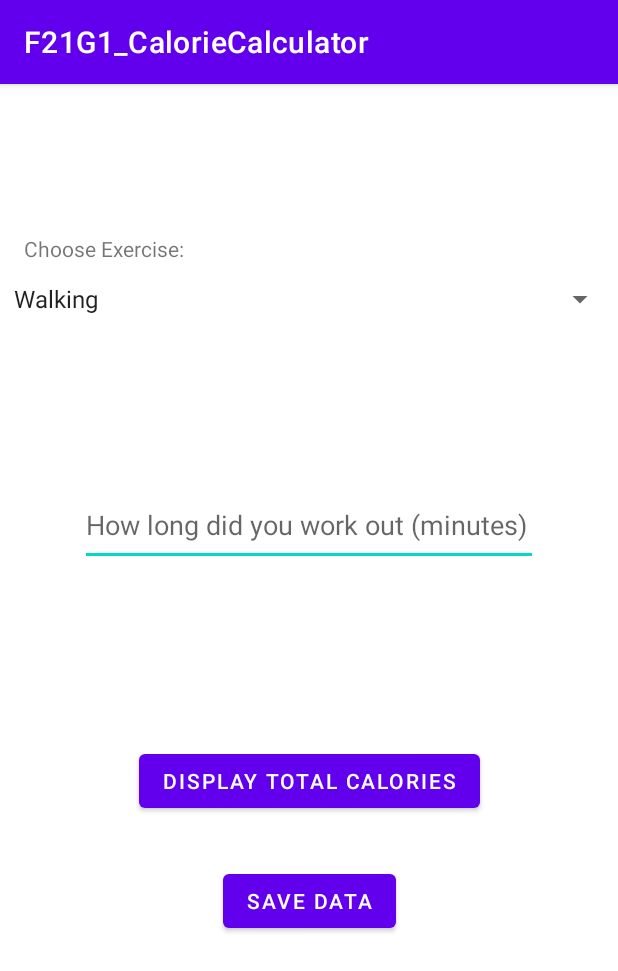
After one commit to Khang-Truong/F21G1_CalorieCalculator, an Android app: the ManuallyInputExerciseActvity screen opened directly, with no data from a screen before it, on a phone screen of 412 x 824 dp. The commit adds this screen. Shown: the top 971 px of the screen. Run offline under Robolectric (Android 15) with nearby library versions, the phone set to English and light mode, and no system bars.

Commit message:
Finished the version 1 of the exercise part

```diff
--- a/app/src/main/AndroidManifest.xml
+++ b/app/src/main/AndroidManifest.xml
@@ -9,6 +9,9 @@
         android:roundIcon="@mipmap/ic_launcher_round"
         android:supportsRtl="true"
         android:theme="@style/Theme.F21G1_CalorieCalculator">
+        <activity
+            android:name=".ManuallyInputExerciseActvity"
+            android:exported="false" />
         <activity
             android:name=".ExerciseActivity"
             android:exported="false" />
--- /dev/null
+++ b/app/src/main/java/com/example/f21g1_caloriecalculator/ManuallyInputExerciseActvity.java
@@ -0,0 +1,132 @@
+package com.example.f21g1_caloriecalculator;
+
+import androidx.appcompat.app.AppCompatActivity;
+
+import android.content.Context;
+import android.content.Intent;
+import android.content.SharedPreferences;
+import android.os.Bundle;
+import android.util.Log;
+import android.view.View;
+import android.widget.Button;
+import android.widget.EditText;
+import android.widget.Spinner;
+import android.widget.TextView;
+import android.widget.Toast;
+
+import org.w3c.dom.Text;
+
+public class ManuallyInputExerciseActvity extends AppCompatActivity {
+
+    TextView textViewChooseExercise;
+    Spinner spinnerExercise;
+    EditText editTextTextPersonName;
+    TextView textViewDisplayExerciseResult;
+    Button buttonGetResult;
+    Button buttonSaveData;
+
+
+    SharedPreferences sharedPreferences;
+    DBHelper db;
+    int userId;
+    String name;
+    String password;
+    String date;
+
+    @Override
+    protected void onCreate(Bundle savedInstanceState) {
+        super.onCreate(savedInstanceState);
+        setContentView(R.layout.activity_manually_input_exercise_actvity);
+
+
+        textViewChooseExercise=findViewById(R.id.textViewChooseExercise);
+        spinnerExercise=findViewById(R.id.spinnerExercise);
+        editTextTextPersonName=findViewById(R.id.editTextTextPersonName);
+        textViewDisplayExerciseResult=findViewById(R.id.textViewDIsplayExerciseResult);
+        buttonGetResult=findViewById(R.id.buttonGetResult);
+        buttonSaveData=findViewById(R.id.buttonSaveData);
+
+
+        // input all the SharedPreferences data here
+        sharedPreferences = getSharedPreferences("MyPREFERENCES", Context.MODE_PRIVATE);
+        name = sharedPreferences.getString("Name", null);
+        password = sharedPreferences.getString("Password", null);
+        userId = sharedPreferences.getInt("UserId", -1);
+        date=sharedPreferences.getString("Date",null);
+
+        db = new DBHelper(ManuallyInputExerciseActvity.this);
+
+
+
+        buttonGetResult.setOnClickListener((View view)-> {
+            double totalCaloriesBurned=0;
+            if(editTextTextPersonName.getText().toString().isEmpty()){
+                Toast.makeText(this, "Please input time", Toast.LENGTH_SHORT).show();
+            }else {
+
+                // if user choose walk, jog, bike
+                if(spinnerExercise.getSelectedItemPosition()==0){
+                    totalCaloriesBurned= 2.84*Double.parseDouble(editTextTextPersonName.getText().toString());
+                }else if (spinnerExercise.getSelectedItemPosition()==1) {
+                    totalCaloriesBurned = 8.616 * Double.parseDouble(editTextTextPersonName.getText().toString());
+                }else if (spinnerExercise.getSelectedItemPosition()==2) {
+                    totalCaloriesBurned = 8.9 * Double.parseDouble(editTextTextPersonName.getText().toString());
+                }
+                textViewDisplayExerciseResult.setText("You have burned "+String.format("%.2f",totalCaloriesBurned)+" calories");
+            }
+
+        });
+
+
+        buttonSaveData.setOnClickListener((View view)-> {
+
+            double totalCaloriesBurned=0;
+            if(editTextTextPersonName.getText().toString().isEmpty()){
+                Toast.makeText(this, "Please input time", Toast.LENGTH_SHORT).show();
+            }else {
+
+                // if user choose walk, jog, bike
+                if(spinnerExercise.getSelectedItemPosition()==0){
+                    if(db.getExerciseCal(userId,date)==null){
+                        totalCaloriesBurned= 2.84*Double.parseDouble(editTextTextPersonName.getText().toString());
+                        db.updateExerciseCal(userId,date,String.format("%.2f",totalCaloriesBurned));
+                    }else{
+                        totalCaloriesBurned=Double.parseDouble(db.getExerciseCal(userId,date))+2.84*Double.parseDouble(editTextTextPersonName.getText().toString());
+                        db.updateExerciseCal(userId,date,String.format("%.2f",totalCaloriesBurned));
+                    }
+                    Toast.makeText(this, String.format("%.2f",2.84*Double.parseDouble(editTextTextPersonName.getText().toString()))+" calories have been added", Toast.LENGTH_SHORT).show();
+
+                }else if (spinnerExercise.getSelectedItemPosition()==1) {
+                    if (db.getExerciseCal(userId, date) == null) {
+                        totalCaloriesBurned = 8.616 * Double.parseDouble(editTextTextPersonName.getText().toString());
+                        db.updateExerciseCal(userId, date, String.format("%.2f", totalCaloriesBurned));
+                    } else {
+                        totalCaloriesBurned = Double.parseDouble(db.getExerciseCal(userId, date)) +  8.616 * Double.parseDouble(editTextTextPersonName.getText().toString());
+                        db.updateExerciseCal(userId, date, String.format("%.2f", totalCaloriesBurned));
+                    }
+                    Toast.makeText(this, String.format("%.2f",8.616*Double.parseDouble(editTextTextPersonName.getText().toString()))+" calories have been added", Toast.LENGTH_SHORT).show();
+
+                }else if (spinnerExercise.getSelectedItemPosition()==2) {
+                    if (db.getExerciseCal(userId, date) == null) {
+                        totalCaloriesBurned = 8.9 * Double.parseDouble(editTextTextPersonName.getText().toString());
+                        db.updateExerciseCal(userId, date, String.format("%.2f", totalCaloriesBurned));
+                    } else {
+                        totalCaloriesBurned = Double.parseDouble(db.getExerciseCal(userId, date)) +  8.9 * Double.parseDouble(editTextTextPersonName.getText().toString());
+                        db.updateExerciseCal(userId, date, String.format("%.2f", totalCaloriesBurned));
+                    }
+                    Toast.makeText(this, String.format("%.2f",8.9*Double.parseDouble(editTextTextPersonName.getText().toString()))+" calories have been added", Toast.LENGTH_SHORT).show();
+                }
+
+                startActivity(new Intent(ManuallyInputExerciseActvity.this,Calendar.class));
+            }
+        });
+
+
+
+
+
+
+
+
+    }
+}
--- a/app/src/main/java/com/example/f21g1_caloriecalculator/RecommendationsPage.java
+++ b/app/src/main/java/com/example/f21g1_caloriecalculator/RecommendationsPage.java
@@ -4,6 +4,7 @@ import androidx.annotation.Dimension;
 import androidx.appcompat.app.AppCompatActivity;
 
 import android.content.Context;
+import android.content.Intent;
 import android.content.SharedPreferences;
 import android.os.Bundle;
 import android.util.Log;
@@ -156,6 +157,7 @@ public class RecommendationsPage extends AppCompatActivity {
         buttonSubmitExercise.setOnClickListener((View view) -> {
             Toast.makeText(RecommendationsPage.this, "Save to Database Successful!", Toast.LENGTH_SHORT).show();
             db.updateTDEE(TDEE, name);
+            startActivity(new Intent(RecommendationsPage.this,Calendar.class));
         });
 
     }
--- a/app/src/main/java/com/example/f21g1_caloriecalculator/SignUpActivity.java
+++ b/app/src/main/java/com/example/f21g1_caloriecalculator/SignUpActivity.java
@@ -92,6 +92,5 @@ public class SignUpActivity extends AppCompatActivity {
                 Log.e(TAG, e.getMessage());
             }
         });
-
     }
 }
--- /dev/null
+++ b/app/src/main/res/layout/activity_manually_input_exercise_actvity.xml
@@ -0,0 +1,74 @@
+<?xml version="1.0" encoding="utf-8"?>
+<androidx.constraintlayout.widget.ConstraintLayout xmlns:android="http://schemas.android.com/apk/res/android"
+    xmlns:app="http://schemas.android.com/apk/res-auto"
+    xmlns:tools="http://schemas.android.com/tools"
+    android:layout_width="match_parent"
+    android:layout_height="match_parent"
+    tools:context=".ManuallyInputExerciseActvity">
+
+    <Spinner
+        android:id="@+id/spinnerExercise"
+        android:layout_width="409dp"
+        android:layout_height="wrap_content"
+        android:entries="@array/ExerciseArray"
+        android:gravity="center_horizontal"
+        android:minHeight="48dp"
+        android:spinnerMode="dialog"
+        app:layout_constraintEnd_toEndOf="parent"
+        app:layout_constraintStart_toStartOf="parent"
+        app:layout_constraintTop_toBottomOf="@+id/textViewChooseExercise"
+        tools:ignore="SpeakableTextPresentCheck" />
+
+    <TextView
+        android:id="@+id/textViewChooseExercise"
+        android:layout_width="wrap_content"
+        android:layout_height="wrap_content"
+        android:layout_marginStart="16dp"
+        android:layout_marginLeft="16dp"
+        android:layout_marginTop="100dp"
+        android:text="@string/txtChooseExercise"
+        app:layout_constraintStart_toStartOf="parent"
+        app:layout_constraintTop_toTopOf="parent" />
+
+    <EditText
+        android:id="@+id/editTextTextPersonName"
+        android:layout_width="305dp"
+        android:layout_height="54dp"
+        android:layout_marginTop="100dp"
+        android:ems="10"
+        android:hint="@string/txtHowlong"
+        android:inputType="textPersonName"
+        app:layout_constraintEnd_toEndOf="parent"
+        app:layout_constraintStart_toStartOf="parent"
+        app:layout_constraintTop_toBottomOf="@+id/spinnerExercise" />
+
+    <TextView
+        android:id="@+id/textViewDIsplayExerciseResult"
+        android:layout_width="wrap_content"
+        android:layout_height="wrap_content"
+        android:layout_marginTop="50dp"
+        app:layout_constraintEnd_toEndOf="parent"
+        app:layout_constraintStart_toStartOf="parent"
+        app:layout_constraintTop_toBottomOf="@+id/editTextTextPersonName" />
+
+    <Button
+        android:id="@+id/buttonGetResult"
+        android:layout_width="wrap_content"
+        android:layout_height="wrap_content"
+        android:layout_marginTop="50dp"
+        android:text="@string/txtGetResult"
+        app:layout_constraintEnd_toEndOf="parent"
+        app:layout_constraintStart_toStartOf="parent"
+        app:layout_constraintTop_toBottomOf="@+id/textViewDIsplayExerciseResult" />
+
+    <Button
+        android:id="@+id/buttonSaveData"
+        android:layout_width="wrap_content"
+        android:layout_height="wrap_content"
+        android:layout_marginTop="32dp"
+        android:text="@string/btnSaveData"
+        app:layout_constraintEnd_toEndOf="parent"
+        app:layout_constraintStart_toStartOf="parent"
+        app:layout_constraintTop_toBottomOf="@+id/buttonGetResult" />
+
+</androidx.constraintlayout.widget.ConstraintLayout>
--- a/app/src/main/res/layout/activity_sign_up.xml
+++ b/app/src/main/res/layout/activity_sign_up.xml
@@ -114,7 +114,7 @@
         android:layout_marginRight="32dp"
         android:ems="10"
         android:hint="@string/editTextAgeHint"
-        android:inputType="textPersonName"
+        android:inputType="number"
         android:minHeight="48dp"
         app:layout_constraintEnd_toEndOf="parent"
         app:layout_constraintStart_toStartOf="parent"
@@ -131,7 +131,7 @@
         android:layout_marginRight="32dp"
         android:ems="10"
         android:hint="@string/editTextHeightHint"
-        android:inputType="textPersonName"
+        android:inputType="number"
         android:minHeight="48dp"
         app:layout_constraintEnd_toEndOf="parent"
         app:layout_constraintStart_toStartOf="parent"
@@ -148,7 +148,7 @@
         android:layout_marginRight="32dp"
         android:ems="10"
         android:hint="@string/editTextWeightHint"
-        android:inputType="textPersonName"
+        android:inputType="number"
         android:minHeight="48dp"
         app:layout_constraintEnd_toEndOf="parent"
         app:layout_constraintStart_toStartOf="parent"
--- a/app/src/main/res/values/strings.xml
+++ b/app/src/main/res/values/strings.xml
@@ -30,4 +30,12 @@
     <string name="txtGoFunctionMenu">Go Function Page</string>
     <string name="txtExerciseYouWant">Choose the exercise: </string>
     <string name="txtManuallyAddExerciseRecord">Manually add exercise records</string>
+    <string name="txtChooseExercise" >Choose Exercise: </string>
+    <string name="txtHowlong">How long did you work out (minutes)</string>
+    <string name="txtGetResult">Display Total Calories</string>
+    <string-array name="ExerciseArray">
+        <item> Walking</item>
+        <item> jogging</item>
+        <item> Biking</item>
+    </string-array>
 </resources>
```
Also changed, not shown: app/src/main/java/com/example/f21g1_caloriecalculator/Calendar.java (+0 -20 lines), app/src/main/java/com/example/f21g1_caloriecalculator/ExerciseActivity.java (+15 -9 lines), app/src/main/java/com/example/f21g1_caloriecalculator/MainActivity.java (+6 -8 lines), app/src/main/res/layout/activity_calendar.xml (+1 -12 lines).
